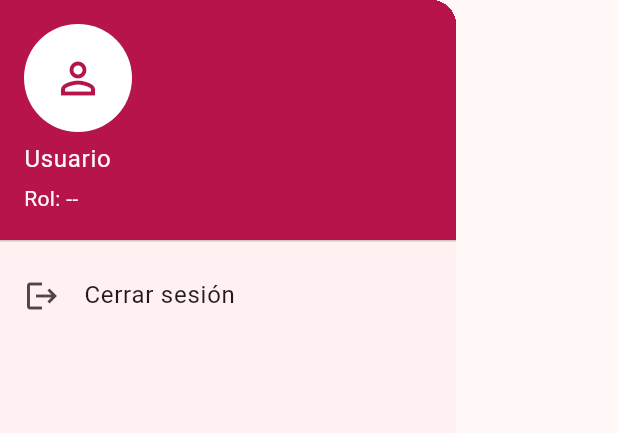
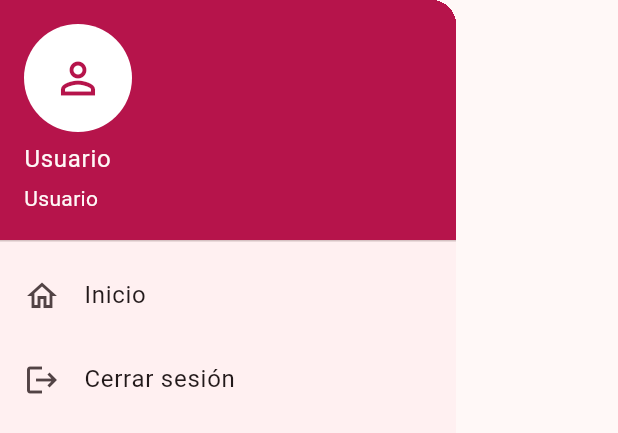
Before and after one commit to alexgzzm/cdmujer-app-prestamos, a Flutter app: the SessionDrawer widget shown alone on an empty page, opened directly, on a phone screen of 412 x 824 dp. Shown: the top 433 px of the screen. Run offline on Flutter 3.47's test engine with Material 3 defaults, Android fonts, the light colour scheme and no system bars; our stand-ins replace flutter_riverpod, flutter_secure_storage, go_router; accounts and stored records are empty; network calls fail.

Commit message:
feat: update drawer and new credit placeholder

```diff
--- a/lib/app/widgets/session_drawer.dart
+++ b/lib/app/widgets/session_drawer.dart
@@ -30,9 +30,15 @@ class SessionDrawer extends ConsumerWidget {
               ),
             ),
             accountName: Text(session?.user.name ?? 'Usuario'),
-            accountEmail: Text(
-              session == null ? 'Rol: --' : 'Rol: ${session.user.roleId}',
-            ),
+            accountEmail: Text(session?.user.username ?? 'Usuario'),
+          ),
+          ListTile(
+            leading: const Icon(Icons.home_outlined),
+            title: const Text('Inicio'),
+            onTap: () {
+              Navigator.of(context).pop();
+              context.go('/home');
+            },
           ),
           ListTile(
             leading: const Icon(Icons.logout),
--- a/pubspec.yaml
+++ b/pubspec.yaml
@@ -13,7 +13,6 @@ dependencies:
   go_router: ^14.8.1
   http: ^1.3.0
   flutter_secure_storage: ^9.2.4
-  image_picker: ^1.1.2
 
 dev_dependencies:
   flutter_test:
```
Also changed, not shown: lib/features/new_credit/presentation/pages/new_credit_page.dart (+2 -29 lines).
